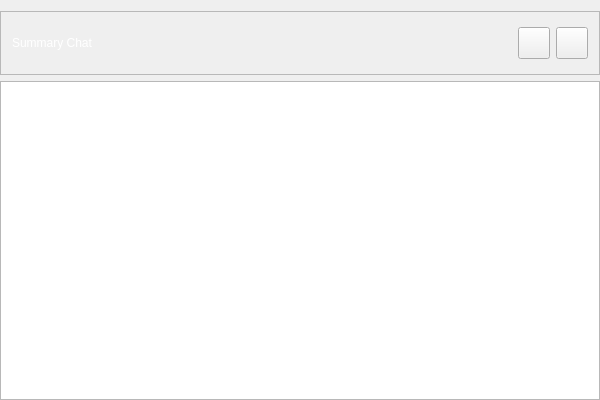
yechaoGitHub/AI, file ui/ConversationSuggestion.ui: the form before one commit.
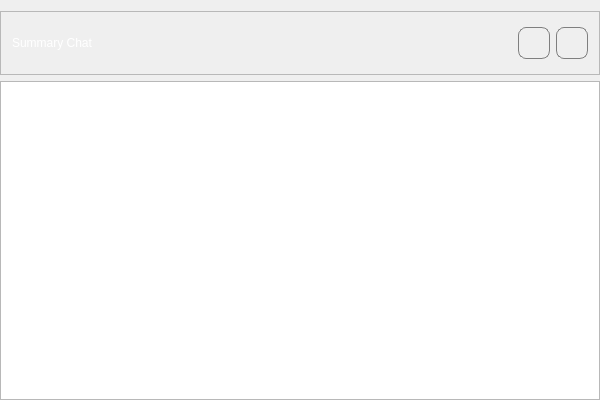
The form after the commit. Icons and pictures are not drawn.

Commit message: ui 调整

```diff
--- a/ui/ConversationSuggestion.ui
+++ b/ui/ConversationSuggestion.ui
@@ -131,9 +131,20 @@
           <height>0</height>
          </size>
         </property>
+        <property name="styleSheet">
+         <string notr="true">background-image:url(:/QtTest/icon/minBtn.png);
+border:1px solid;
+border-radius:8px;
+border-color:#7F7F7F ;
+background-position: center;
+background-repeat: no-repeat;</string>
+        </property>
         <property name="text">
          <string/>
         </property>
+        <property name="flat">
+         <bool>true</bool>
+        </property>
        </widget>
       </item>
       <item>
@@ -156,9 +167,20 @@
           <height>32</height>
          </size>
         </property>
+        <property name="styleSheet">
+         <string notr="true">background-image:url(:/QtTest/icon/closeBtn.png);
+border:1px solid;
+border-radius:8px;
+border-color:#7F7F7F ;
+background-position: center;
+background-repeat: no-repeat;</string>
+        </property>
         <property name="text">
          <string/>
         </property>
+        <property name="flat">
+         <bool>true</bool>
+        </property>
        </widget>
       </item>
      </layout>
```
The commit also changes 1 other file.
